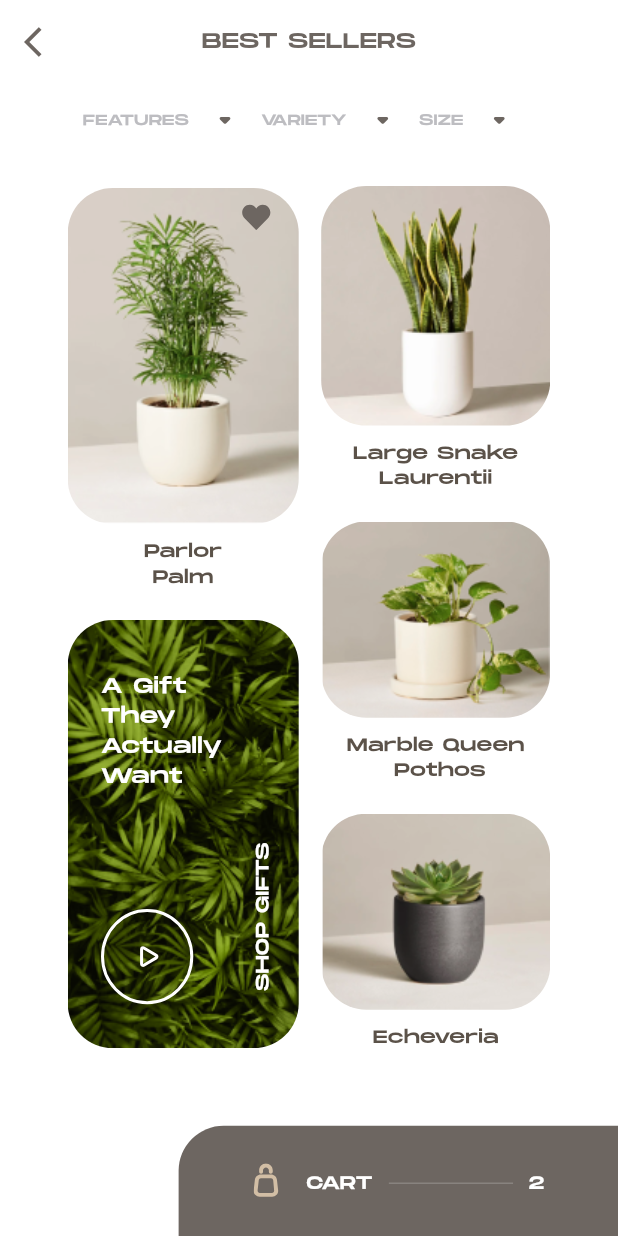
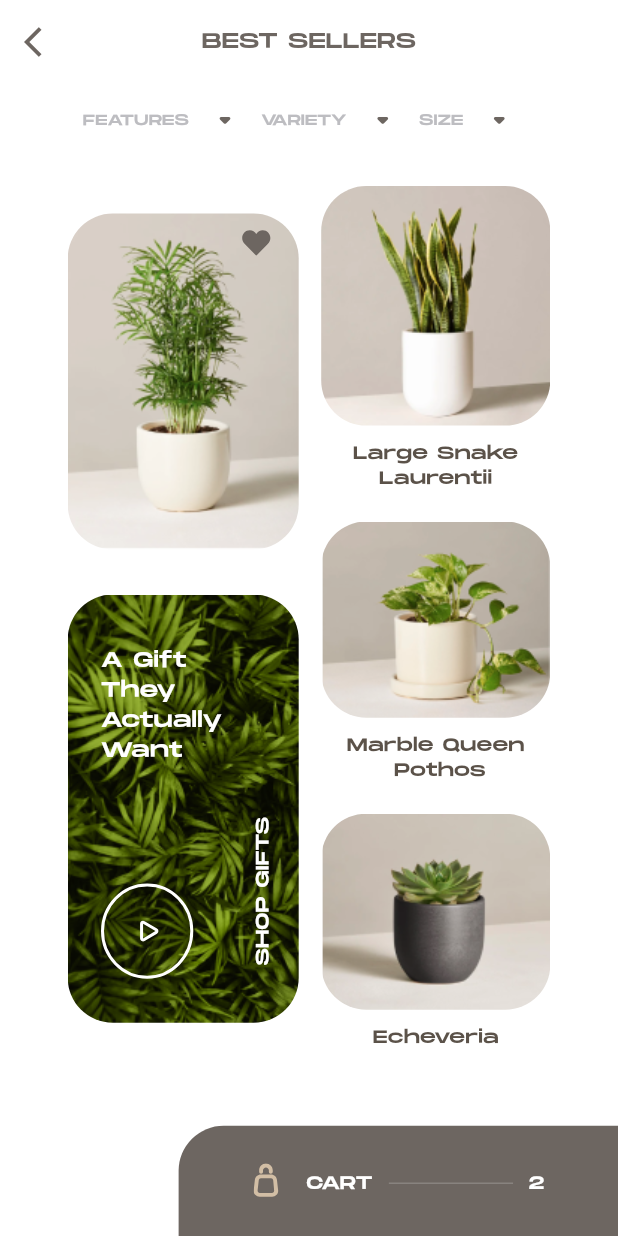
Before and after one commit to blvcksamurai/the_sill, a Flutter app: the BestSellers screen opened directly, on a phone screen of 412 x 824 dp. Run offline on Flutter 3.47's test engine with Material 3 defaults, Android fonts, the phone set to English and light mode, and no system bars; our stand-ins replace flutter_svg.

Commit message:
Best sellers update

```diff
--- a/lib/screens/best_sellers.dart
+++ b/lib/screens/best_sellers.dart
@@ -91,17 +91,17 @@ class BestSellers extends StatelessWidget {
                                   ],
                                 ),
                               ),
-                              Text(
-                                'Parlor \nPalm',
-                                textAlign: TextAlign.center,
-                                style: TextStyle(
-                                  color: Color(0xFF5B5249),
-                                  fontSize: 12,
-                                  fontFamily: 'Monument',
-                                  fontWeight: FontWeight.w400,
-                                  letterSpacing: 0.24,
-                                ),
-                              )
+                              // Text(
+                              //   'Parlor \nPalm',
+                              //   textAlign: TextAlign.center,
+                              //   style: TextStyle(
+                              //     color: Color(0xFF5B5249),
+                              //     fontSize: 12,
+                              //     fontFamily: 'Monument',
+                              //     fontWeight: FontWeight.w400,
+                              //     letterSpacing: 0.24,
+                              //   ),
+                              // )
                             ],
                           ),
                           Container(
```
